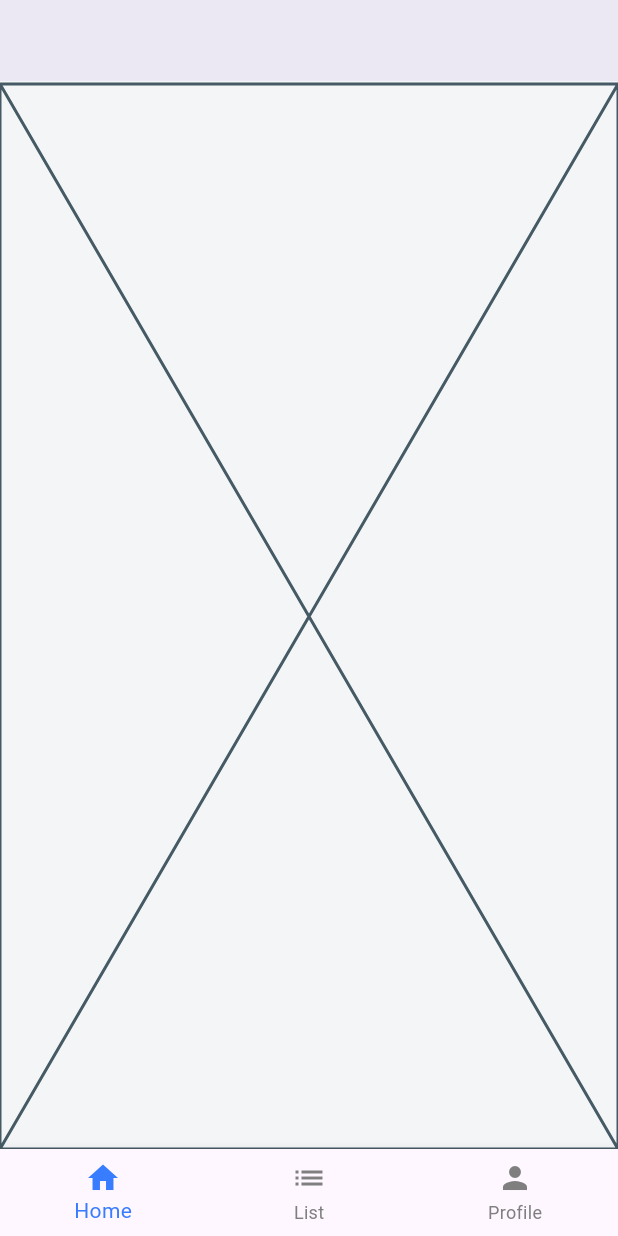
After one commit to lightion/black_pearl_admin, a Flutter app: the DashboardScreen screen opened by its route, on a phone screen of 412 x 824 dp. The commit adds this screen. Run offline on Flutter 3.47's test engine with Material 3 defaults, Android fonts, the phone set to English and light mode, and no system bars; our stand-ins replace beamer, flutter_secure_storage, get_it; accounts and stored records are empty; network calls fail.

Commit message:
Day 6: Added Dashboard with Bottom Navigation Bar

```diff
--- a/core/lib/constants/app_constants.dart
+++ b/core/lib/constants/app_constants.dart
@@ -7,4 +7,6 @@ class AppConstants {
   static const double eight = 8.0;
   static const double thirtyFive = 35.0;
   static const double ten = 10.0;
+
+  static int indexPage = 0;
 }
--- a/core/lib/constants/string_constants.dart
+++ b/core/lib/constants/string_constants.dart
@@ -2,4 +2,6 @@ class StringConstants {
   static const String home = "Home";
   static const String logInTitle = "Log In";
   static const String mobileHint = "Enter 10 digit mobile number";
+  static const String profile = "Profile";
+  static const String list = "List";
 }
--- a/core/lib/theme/app_theme.dart
+++ b/core/lib/theme/app_theme.dart
@@ -2,10 +2,10 @@ import 'package:core/theme/color_constants.dart';
 import 'package:flutter/material.dart';
 
 var theme = ThemeData(
-    brightness: Brightness.light,
-    primaryColor: ColorConstants.black,
-    scaffoldBackgroundColor: ColorConstants.whiteSmoke,
-    colorScheme: ColorScheme.fromSeed(seedColor: ColorConstants.stateBlue));
+  brightness: Brightness.light,
+  primaryColor: ColorConstants.black,
+  scaffoldBackgroundColor: ColorConstants.antiFlashWhite,
+);
 
 class AppTheme extends ChangeNotifier {
   ThemeData _themeData;
--- a/core/lib/theme/color_constants.dart
+++ b/core/lib/theme/color_constants.dart
@@ -3,6 +3,7 @@ import 'dart:ui';
 class ColorConstants {
   static const black = Color(0xFF000000);
   static const white = Color(0xFFFFFFFF);
+  static const antiFlashWhite = Color(0xFFF3F5F6);
   static const stateBlue = Color(0xFF6A5AE0);
   static const whiteSmoke = Color(0xFFF8F8F8);
   static const electricBlue = Color(0xFF387CFF);
--- /dev/null
+++ b/lib/presentation/dashboard/home/screen/home_screen.dart
@@ -0,0 +1,10 @@
+import 'package:flutter/material.dart';
+
+class HomeScreen extends StatelessWidget {
+  const HomeScreen({super.key});
+
+  @override
+  Widget build(BuildContext context) {
+    return const Placeholder();
+  }
+}
--- /dev/null
+++ b/lib/presentation/dashboard/list/screen/list_screen.dart
@@ -0,0 +1,15 @@
+import 'package:flutter/material.dart';
+
+class ListScreen extends StatefulWidget {
+  const ListScreen({super.key});
+
+  @override
+  State<ListScreen> createState() => _ListScreenState();
+}
+
+class _ListScreenState extends State<ListScreen> {
+  @override
+  Widget build(BuildContext context) {
+    return const Placeholder();
+  }
+}
--- /dev/null
+++ b/lib/presentation/dashboard/profile/screen/profile_screen.dart
@@ -0,0 +1,15 @@
+import 'package:flutter/material.dart';
+
+class ProfileScreen extends StatefulWidget {
+  const ProfileScreen({super.key});
+
+  @override
+  State<ProfileScreen> createState() => _ProfileScreenState();
+}
+
+class _ProfileScreenState extends State<ProfileScreen> {
+  @override
+  Widget build(BuildContext context) {
+    return const Placeholder();
+  }
+}
--- /dev/null
+++ b/lib/presentation/dashboard/screen/dashboard_screen.dart
@@ -0,0 +1,73 @@
+import 'package:black_pearl/presentation/dashboard/home/screen/home_screen.dart';
+import 'package:black_pearl/presentation/dashboard/list/screen/list_screen.dart';
+import 'package:black_pearl/presentation/dashboard/profile/screen/profile_screen.dart';
+import 'package:core/constants/app_constants.dart';
+import 'package:core/constants/string_constants.dart';
+import 'package:core/theme/color_constants.dart';
+import 'package:core/widgets/app_bar_widget.dart';
+import 'package:flutter/material.dart';
+
+class DashboardScreen extends StatefulWidget {
+  const DashboardScreen({super.key});
+
+  @override
+  State<DashboardScreen> createState() => _DashboardScreenState();
+}
+
+class _DashboardScreenState extends State<DashboardScreen> {
+  bool isDoublePressed = false;
+
+  /// List of the screen to be displayed on bottom navigation
+  static final List<Widget> _widgetOption = <Widget>[
+    const HomeScreen(),
+    const ListScreen(),
+    const ProfileScreen(),
+  ];
+
+  static final List<BottomNavigationBarItem> _bottomNavigationBarItem =
+      <BottomNavigationBarItem>[
+    const BottomNavigationBarItem(
+      icon: Icon(Icons.home),
+      label: StringConstants.home,
+    ),
+    const BottomNavigationBarItem(
+      icon: Icon(Icons.list),
+      label: StringConstants.list,
+    ),
+    const BottomNavigationBarItem(
+      icon: Icon(Icons.person),
+      label: StringConstants.profile,
+    ),
+  ];
+
+  void _onItemTapped(int index) {
+    setState(() {
+      AppConstants.indexPage = index;
+    });
+  }
+
+  @override
+  Widget build(BuildContext context) {
+    return PopScope(
+      child: Scaffold(
+        backgroundColor: ColorConstants.antiFlashWhite,
+        appBar: AppBarWidget(
+          message: "",
+          backgroundColor: ColorConstants.white,
+        ),
+        body: Center(
+          child: _widgetOption.elementAt(AppConstants.indexPage),
+        ),
+        bottomNavigationBar: BottomNavigationBar(
+          items: _bottomNavigationBarItem,
+          currentIndex: AppConstants.indexPage,
+          selectedItemColor: ColorConstants.electricBlue,
+          unselectedItemColor: ColorConstants.gray50,
+          onTap: _onItemTapped,
+          showUnselectedLabels: true,
+          type: BottomNavigationBarType.fixed,
+        ),
+      ),
+    );
+  }
+}
--- a/lib/presentation/login/screen/login_verification_sreen.dart
+++ b/lib/presentation/login/screen/login_verification_sreen.dart
@@ -6,6 +6,8 @@ import 'package:core/widgets/app_bar_widget.dart';
 import 'package:core/widgets/button_widget.dart';
 import 'package:core/widgets/timer_widget.dart';
 import 'package:flutter/material.dart';
+
+import '../../routes/app_route_name.dart';
 
 class LoginVerificationScreen extends StatefulWidget {
   const LoginVerificationScreen({super.key});
@@ -49,7 +51,9 @@ class _LoginVerificationScreenState extends State<LoginVerificationScreen> {
               child: ButtonWidget(
                 buttonText: "Submit",
                 isEnabled: enableButton,
-                onTapEvent: () {},
+                onTapEvent: () {
+                  context.beamToNamed(AppRouteName.home);
+                },
                 followIcon: AssetImagePath.arrowRightWhiteIcon,
               ),
             ),
--- a/lib/presentation/routes/app_route_delegate.dart
+++ b/lib/presentation/routes/app_route_delegate.dart
@@ -1,4 +1,5 @@
 import 'package:beamer/beamer.dart';
+import 'package:black_pearl/presentation/dashboard/screen/dashboard_screen.dart';
 import 'package:black_pearl/presentation/login/screen/login_screen.dart';
 import 'package:black_pearl/presentation/login/screen/login_verification_sreen.dart';
 import 'app_route_name.dart';
@@ -13,6 +14,9 @@ class RouteDelegator {
         },
         AppRouteName.loginVerification: (context, state, data) {
           return const LoginVerificationScreen();
+        },
+        AppRouteName.home: (context, state, data) {
+          return const DashboardScreen();
         }
       },
     ),
```
